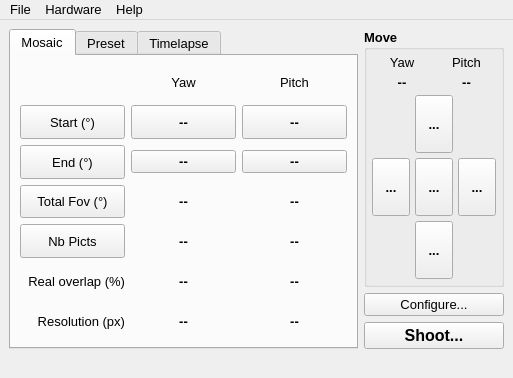
First picture: the form in papywizard/view/mainWindow.ui, repository bingostar89/Papywizard, before the edit.
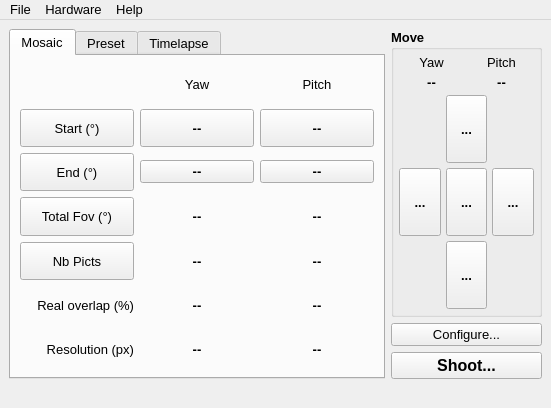
Second picture: the form after the edit. Icons and pictures are not drawn.

Patch:
```diff
--- a/papywizard/view/mainWindow.ui
+++ b/papywizard/view/mainWindow.ui
@@ -5,8 +5,8 @@
    <rect>
     <x>0</x>
     <y>0</y>
-    <width>513</width>
-    <height>378</height>
+    <width>551</width>
+    <height>408</height>
    </rect>
   </property>
   <property name="minimumSize" >
@@ -28,7 +28,7 @@
     <normaloff>../../../../../../../../papywizard80x80.png</normaloff>../../../../../../../../papywizard80x80.png</iconset>
   </property>
   <property name="toolButtonStyle" >
-   <enum>Qt::ToolButtonTextBesideIcon</enum>
+   <enum>Qt::ToolButtonIconOnly</enum>
   </property>
   <property name="dockNestingEnabled" >
    <bool>false</bool>
@@ -165,6 +165,9 @@
               <property name="text" >
                <string>--</string>
               </property>
+              <property name="flat" >
+               <bool>false</bool>
+              </property>
              </widget>
             </item>
             <item row="2" column="0" >
@@ -958,8 +961,8 @@
     <rect>
      <x>0</x>
      <y>0</y>
-     <width>513</width>
-     <height>31</height>
+     <width>551</width>
+     <height>35</height>
     </rect>
    </property>
    <property name="font" >
```
Left out of the diff: 13 changed lines with no effect on the pictures.
